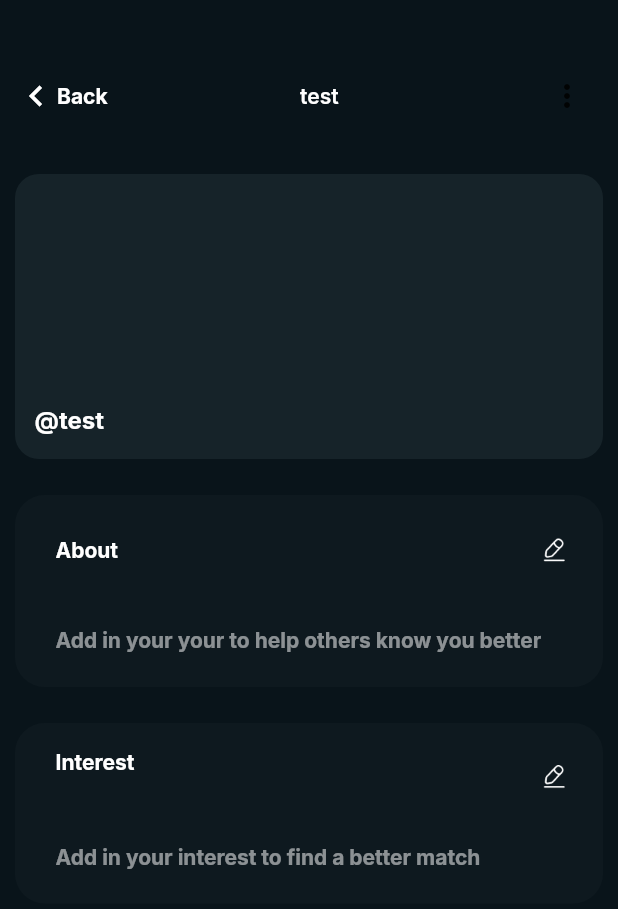
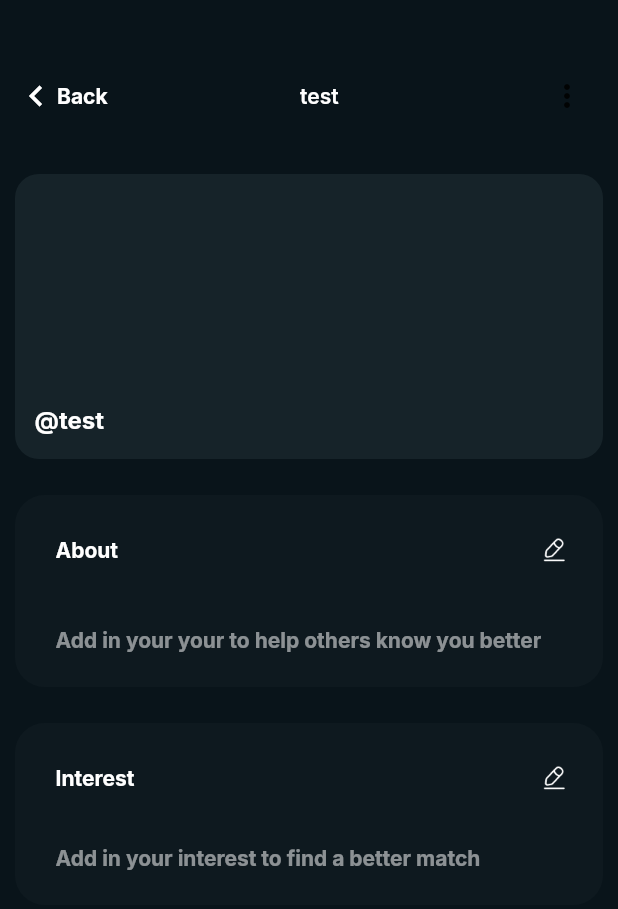
Before and after one commit to ramaagusdwi/you_app_test, a Flutter app: the screen it shows after launch, on a phone screen of 412 x 824 dp. Shown: the top 909 px of the screen. Run offline on Flutter 3.47's test engine with Material 2 defaults, Android fonts, the phone set to English and light mode, and no system bars; our stand-ins replace bloc, connectivity_plus, dartz, dio, dropdown_textfield, equatable and 11 more; missing offline and left inert: age_calculator, app_settings; accounts and stored records are empty.

Commit message:
alignment interest

```diff
--- a/lib/presentation/widgets/profile/interest.dart
+++ b/lib/presentation/widgets/profile/interest.dart
@@ -20,7 +20,7 @@ class _InterestState extends State<Interest> {
       builder: (context, state) {
         return IntrinsicHeight(
           child: Container(
-            padding: const EdgeInsets.fromLTRB(27, 17, 14, 23),
+            padding: const EdgeInsets.fromLTRB(27, 18, 14, 23),
             decoration: const BoxDecoration(
               borderRadius: BorderRadius.all(
                 Radius.circular(20),
@@ -36,11 +36,14 @@ class _InterestState extends State<Interest> {
                     mainAxisAlignment: MainAxisAlignment.spaceBetween,
                     crossAxisAlignment: CrossAxisAlignment.start,
                     children: [
-                      Text(
-                        'Interest',
-                        style: whiteTextStyle.copyWith(
-                          fontSize: 14,
-                          fontWeight: bold,
+                      Padding(
+                        padding: const EdgeInsets.only(top: 10.0),
+                        child: Text(
+                          'Interest',
+                          style: whiteTextStyle.copyWith(
+                            fontSize: 14,
+                            fontWeight: bold,
+                          ),
                         ),
                       ),
                       EditWidget(
```
